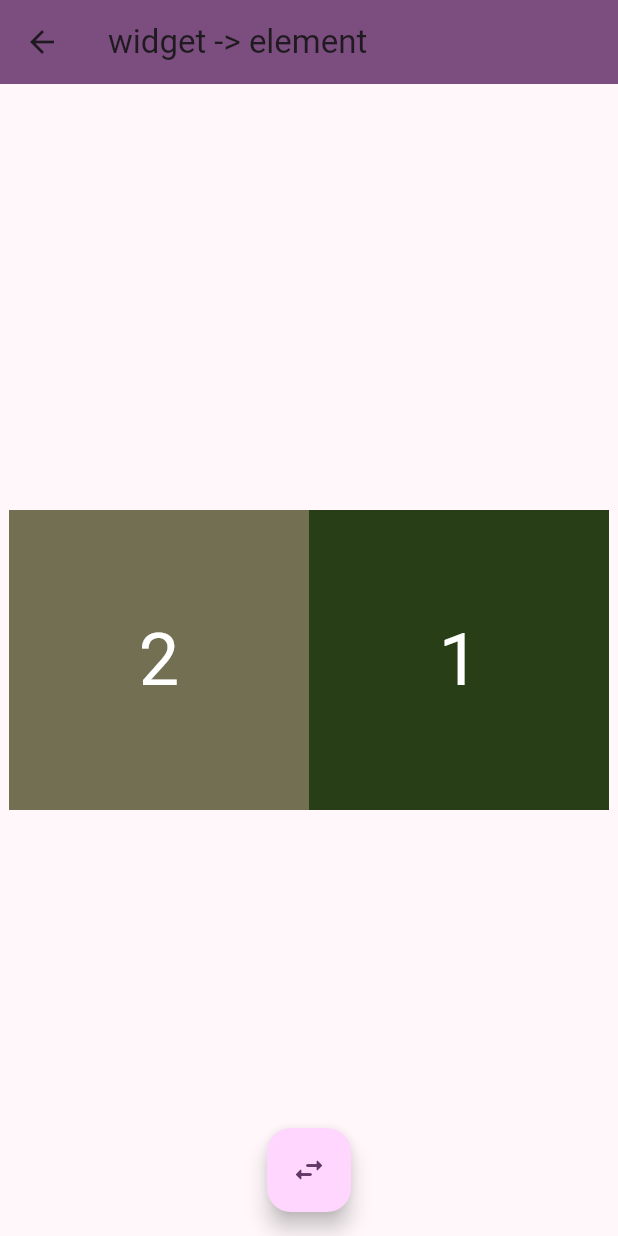
After one commit to itrieditlikethis/practice, a Flutter app: the MyAppGlobalKeySwitchColumnRow screen opened directly, after a tap on the "swap horiz" icon, on a phone screen of 412 x 824 dp. The commit adds this screen. Run offline on Flutter 3.47's test engine with Material 3 defaults, Android fonts, the phone set to English and light mode, and no system bars; statements that could not run were skipped.

Commit message:
global key

```diff
--- /dev/null
+++ b/keys_valuekey/lib/global_key_switch_column_row.dart
@@ -0,0 +1,105 @@
+import 'dart:math';
+
+import 'package:flutter/material.dart';
+
+// final coloredSquaresGlobalKeyOne = GlobalKey('one');
+// final coloredSquaresGlobalKeyTwo = GlobalKey();
+
+class MyAppGlobalKeySwitchColumnRow extends StatefulWidget {
+  const MyAppGlobalKeySwitchColumnRow({super.key});
+
+  @override
+  State<MyAppGlobalKeySwitchColumnRow> createState() {
+    return _MyAppGlobalKeySwitchColumnRowState();
+  }
+}
+
+class _MyAppGlobalKeySwitchColumnRowState
+    extends State<MyAppGlobalKeySwitchColumnRow> {
+  bool isTrue = false;
+  final List<ColoredSquare> listOfColoredSquares = [
+    ColoredSquare(key: GlobalKey(), text: '1'),
+    ColoredSquare(key: GlobalKey(), text: '2'),
+  ];
+
+  void switchSquares() {
+    setState(() {
+      listOfColoredSquares.insert(1, listOfColoredSquares.removeAt(0));
+      isTrue = !isTrue;
+      debugPrint(listOfColoredSquares[0].key.toString());
+      debugPrint(listOfColoredSquares[1].key.toString());
+    });
+  }
+
+  @override
+  Widget build(BuildContext context) {
+    return Scaffold(
+      appBar: AppBar(
+        title: Text('widget -> element'),
+        backgroundColor: ColorScheme.of(context).primary,
+      ),
+      body: Center(
+        child: isTrue
+            ? Row(
+                mainAxisAlignment: MainAxisAlignment.center,
+                children: listOfColoredSquares,
+              )
+            : Column(
+                mainAxisAlignment: MainAxisAlignment.center,
+                children: listOfColoredSquares,
+              ),
+      ),
+      floatingActionButton: FloatingActionButton(
+        onPressed: switchSquares,
+        child: Icon(Icons.swap_horiz_rounded),
+      ),
+      floatingActionButtonLocation: FloatingActionButtonLocation.centerFloat,
+    );
+  }
+}
+
+class ColoredSquare extends StatefulWidget {
+  const ColoredSquare({super.key, required this.text});
+  final String text;
+
+  @override
+  State<ColoredSquare> createState() {
+    return _ColoredSquareState();
+  }
+}
+
+class _ColoredSquareState extends State<ColoredSquare> {
+  late Color myColor;
+  @override
+  void initState() {
+    myColor = GeneratorColor.color;
+    super.initState();
+  }
+
+  @override
+  Widget build(BuildContext context) {
+    return Container(
+      height: 200,
+      width: 200,
+      color: myColor,
+      child: Center(
+        child: Text(
+          widget.text,
+          style: TextStyle(fontSize: 48, color: Colors.white),
+        ),
+      ),
+    );
+  }
+}
+
+class GeneratorColor {
+  static final random = Random();
+  static Color get color {
+    return Color.fromARGB(
+      255,
+      random.nextInt(255),
+      random.nextInt(255),
+      random.nextInt(255),
+    );
+  }
+}
```
Also changed, not shown: keys_valuekey/lib/element_widget_relation.dart (+9 -21 lines), keys_valuekey/lib/main.dart (+3 -4 lines), keys_valuekey/lib/page_view_builder_global_key.dart (added, +76 -0 lines).
